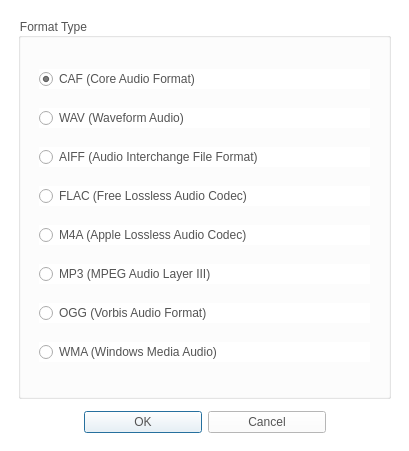
First picture: the form in CaX/dialog/selectformatdialog.ui, repository fsest4u/CaX_03, before the edit.
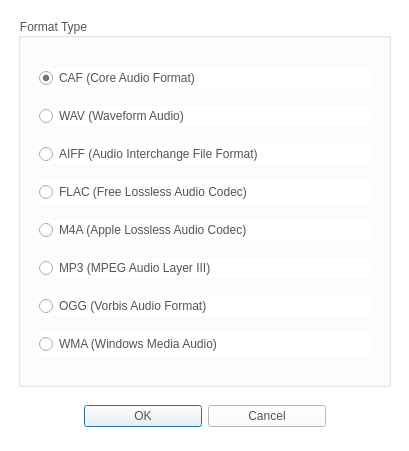
Second picture: the form after the edit. Icons and pictures are not drawn.

```diff
--- a/CaX/dialog/selectformatdialog.ui
+++ b/CaX/dialog/selectformatdialog.ui
@@ -52,6 +52,12 @@
    </property>
    <item row="8" column="0">
     <widget class="QDialogButtonBox" name="buttonBox">
+     <property name="minimumSize">
+      <size>
+       <width>0</width>
+       <height>34</height>
+      </size>
+     </property>
      <property name="styleSheet">
       <string notr="true">QPushButton
 {
```
